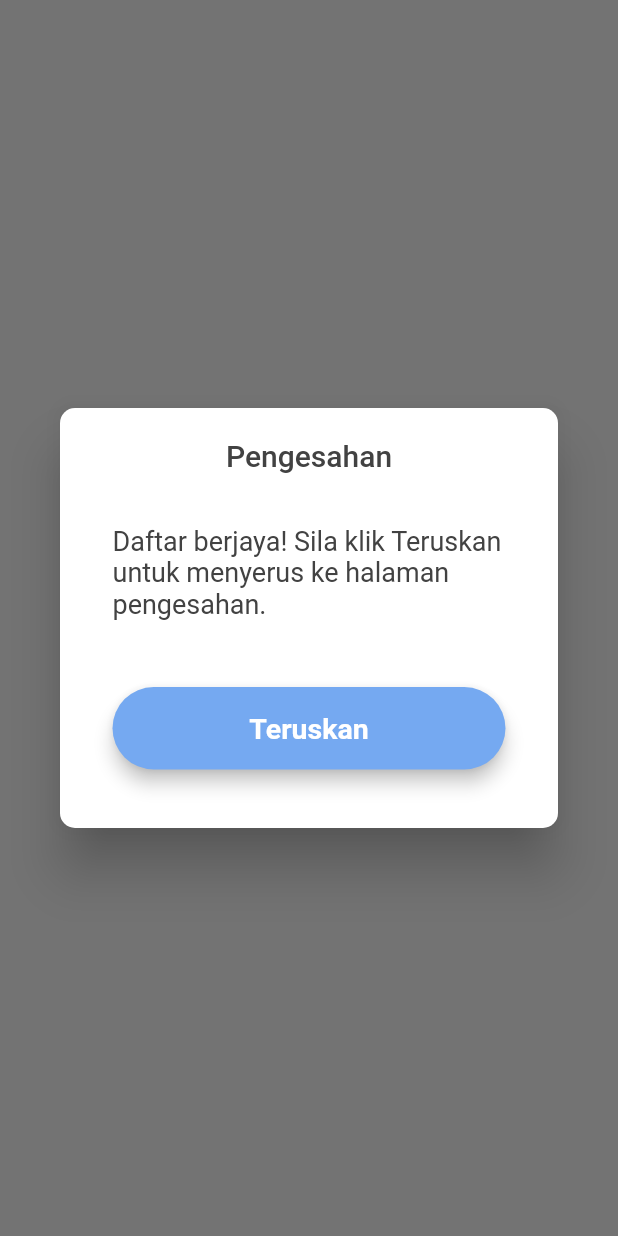
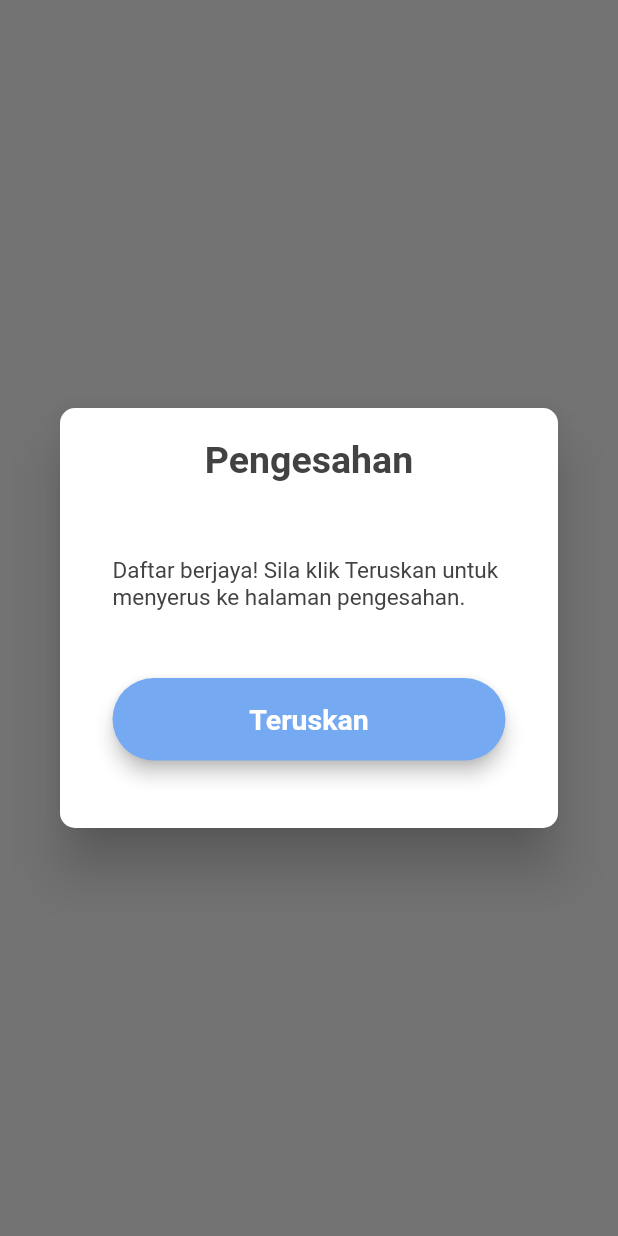
Before and after one commit to Hunzisong/DITE, a Flutter app: what createDialog() shows on an empty page, opened directly with empty values, on a phone screen of 412 x 824 dp. Run offline on Flutter 3.47's test engine with Material 2 defaults, Android fonts, the phone set to English and light mode, and no system bars; our stand-ins replace firebase_auth, modal_progress_hud, permission_handler; missing offline and left inert: agora_rtc_engine; accounts and stored records are empty.

Commit message:
Refactored confirmation modal for signup page

```diff
--- a/lib/startup/signup_page.dart
+++ b/lib/startup/signup_page.dart
@@ -368,20 +368,20 @@ createDialog({BuildContext context, bool isSLI}) {
                       "Pengesahan",
                       textAlign: TextAlign.center,
                       style: TextStyle(
-                          fontWeight: FontWeight.w500,
-                          fontSize: FontSizes.title,
+                          fontWeight: FontWeight.w600,
+                          fontSize: FontSizes.mainTitle,
                           color: Colours.darkGrey),
                     ),
                   ),
                   SizedBox(
-                    height: Dimensions.d_30,
+                    height: Dimensions.d_45,
                   ),
                   Padding(
                     padding: Paddings.horizontal_5,
                     child: Text(
                       'Daftar berjaya! Sila klik Teruskan untuk menyerus ke halaman pengesahan.',
                       style: TextStyle(
-                          fontSize: FontSizes.biggerText,
+                          fontSize: FontSizes.smallerText,
                           color: Colours.darkGrey),
                     ),
                   ),
```
